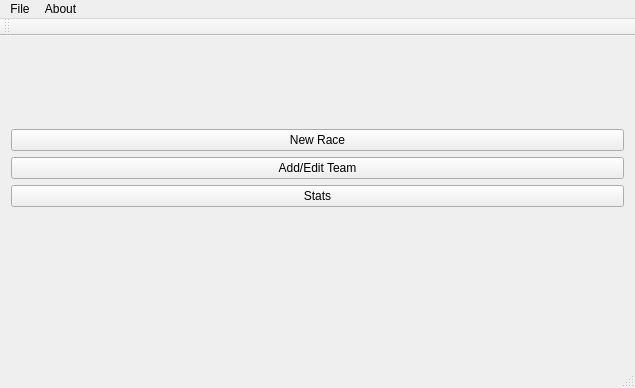
This is Software/WindowAdmin.ui in martro/RoboDriftSensors as Qt 5 draws it before an edit. The edited form follows.
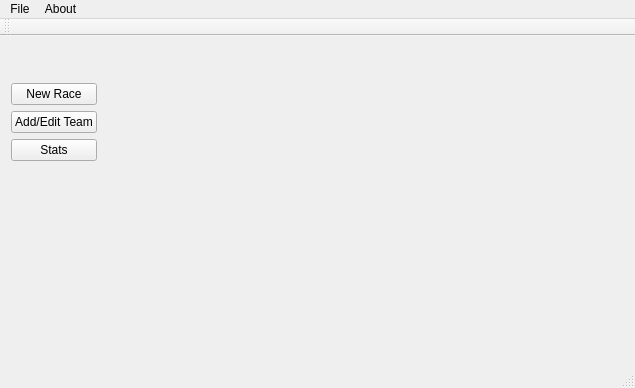
This is the edited form.

What changed in the file:
```diff
--- a/Software/WindowAdmin.ui
+++ b/Software/WindowAdmin.ui
@@ -15,6 +15,9 @@
   </property>
   <widget class="QWidget" name="centralWidget">
    <layout class="QHBoxLayout" name="horizontalLayout_2" stretch="1,2">
+    <property name="sizeConstraint">
+     <enum>QLayout::SetFixedSize</enum>
+    </property>
     <item>
      <layout class="QVBoxLayout" name="verticalLayoutMenu" stretch="1,3">
       <item>
```
Left out of the diff: 4 changed lines with no effect on the pictures. Lines whose indentation alone changed are shown as unchanged.
